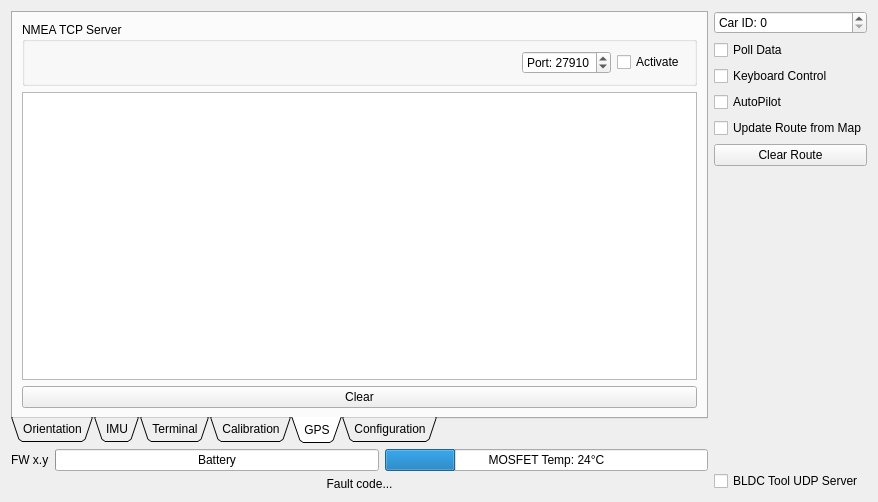
vedderb/rise_sdvp, file Linux/RC_Car_Tool/carinterface.ui: the form before one commit.
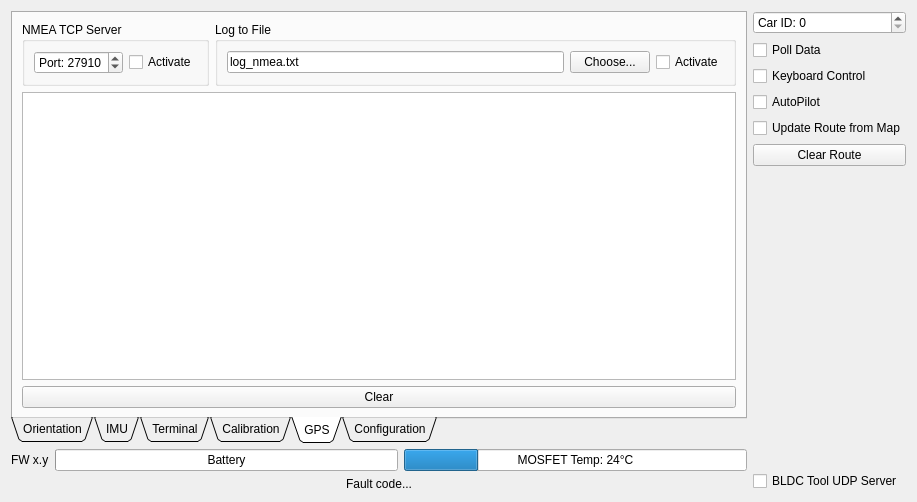
The form after the commit. The open tabs and pages were chosen to show the change. Custom widgets are drawn as their Qt base class.

Commit message: NMEA Logging

What changed in the file:
```diff
--- a/Linux/RC_Car_Tool/carinterface.ui
+++ b/Linux/RC_Car_Tool/carinterface.ui
@@ -6,7 +6,7 @@
    <rect>
     <x>0</x>
     <y>0</y>
-    <width>878</width>
+    <width>917</width>
     <height>502</height>
    </rect>
   </property>
@@ -351,24 +351,13 @@
         </attribute>
         <layout class="QVBoxLayout" name="verticalLayout_8">
          <item>
+          <layout class="QHBoxLayout" name="horizontalLayout_9">
+           <item>
           <widget class="QGroupBox" name="groupBox">
            <property name="title">
             <string>NMEA TCP Server</string>
            </property>
            <layout class="QHBoxLayout" name="horizontalLayout_6">
-            <item>
-             <spacer name="horizontalSpacer_2">
-              <property name="orientation">
-               <enum>Qt::Horizontal</enum>
-              </property>
-              <property name="sizeHint" stdset="0">
-               <size>
-                <width>447</width>
-                <height>20</height>
-               </size>
-              </property>
-             </spacer>
-            </item>
             <item>
              <widget class="QSpinBox" name="nmeaServerPortBox">
               <property name="prefix">
@@ -391,6 +380,38 @@
             </item>
            </layout>
           </widget>
+           </item>
+           <item>
+            <widget class="QGroupBox" name="groupBox_6">
+             <property name="title">
+              <string>Log to File</string>
+             </property>
+             <layout class="QHBoxLayout" name="horizontalLayout_8">
+              <item>
+               <widget class="QLineEdit" name="nmeaLogEdit">
+                <property name="text">
+                 <string>log_nmea.txt</string>
+                </property>
+               </widget>
+              </item>
+              <item>
+               <widget class="QPushButton" name="nmeaLogChooseButton">
+                <property name="text">
+                 <string>Choose...</string>
+                </property>
+               </widget>
+              </item>
+              <item>
+               <widget class="QCheckBox" name="nmeaLogActiveBox">
+                <property name="text">
+                 <string>Activate</string>
+                </property>
+               </widget>
+              </item>
+             </layout>
+            </widget>
+           </item>
+          </layout>
          </item>
          <item>
           <widget class="QTextBrowser" name="nmeaBrowser">
```
Lines whose indentation alone changed are shown as unchanged. The commit also changes 2 other files.
